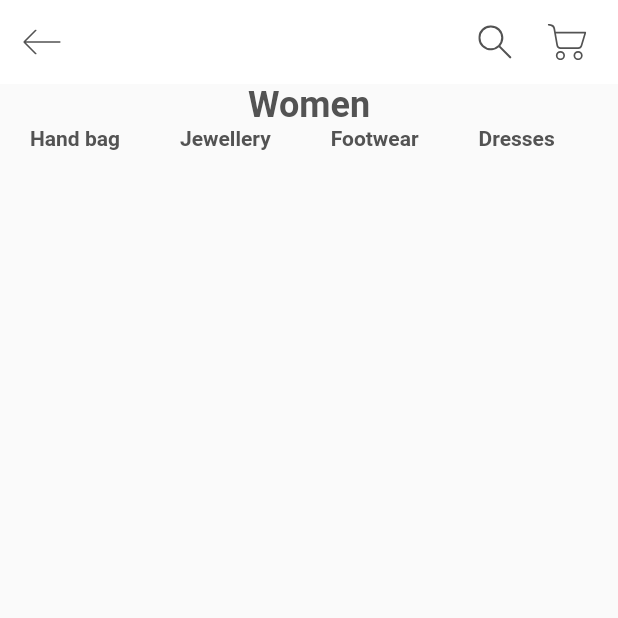
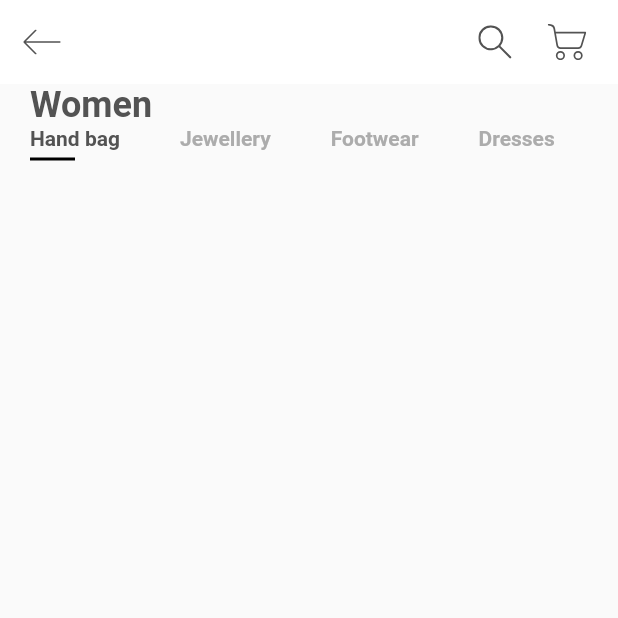
Before and after one commit to LazyboyEmpires/flutter_practice, a Flutter app: the screen it shows after launch, on a phone screen of 412 x 824 dp, the top half of it. Run offline on Flutter 3.47's test engine with Material 2 defaults, Android fonts, the phone set to English and light mode, and no system bars; our stand-ins replace flutter_svg.

Commit message:
init commit

```diff
--- a/flutter_UI/shop_app/lib/screens/home/components/body.dart
+++ b/flutter_UI/shop_app/lib/screens/home/components/body.dart
@@ -5,6 +5,7 @@ class Body extends StatelessWidget {
   @override
   Widget build(BuildContext context) {
     return Column(
+      crossAxisAlignment: CrossAxisAlignment.start,
       children: <Widget>[
         Padding(
           padding: const EdgeInsets.symmetric(horizontal: kDefaultPanddin),
@@ -44,10 +45,23 @@ class _CategoriesState extends State<Categories> {
 
   Widget buildCategory(int index) => Padding(
         padding: const EdgeInsets.symmetric(horizontal: kDefaultPanddin),
-        child: Text(
-          categories[index],
-          style: TextStyle(fontWeight: FontWeight.bold,
-          color: kTextColor),
+        child: Column(
+          crossAxisAlignment: CrossAxisAlignment.start,
+          children: <Widget>[
+            Text(
+              categories[index],
+              style: TextStyle(
+                fontWeight: FontWeight.bold,
+                color: selectedIndex == index ? kTextColor : kTextLightColor,
+              ),
+            ),
+            Container(
+              margin: EdgeInsets.only(top: kDefaultPanddin / 4),
+              height: 2,
+              width: 30,
+              color: selectedIndex == index ? Colors.black : Colors.transparent,
+            )
+          ],
         ),
       );
 }
```
